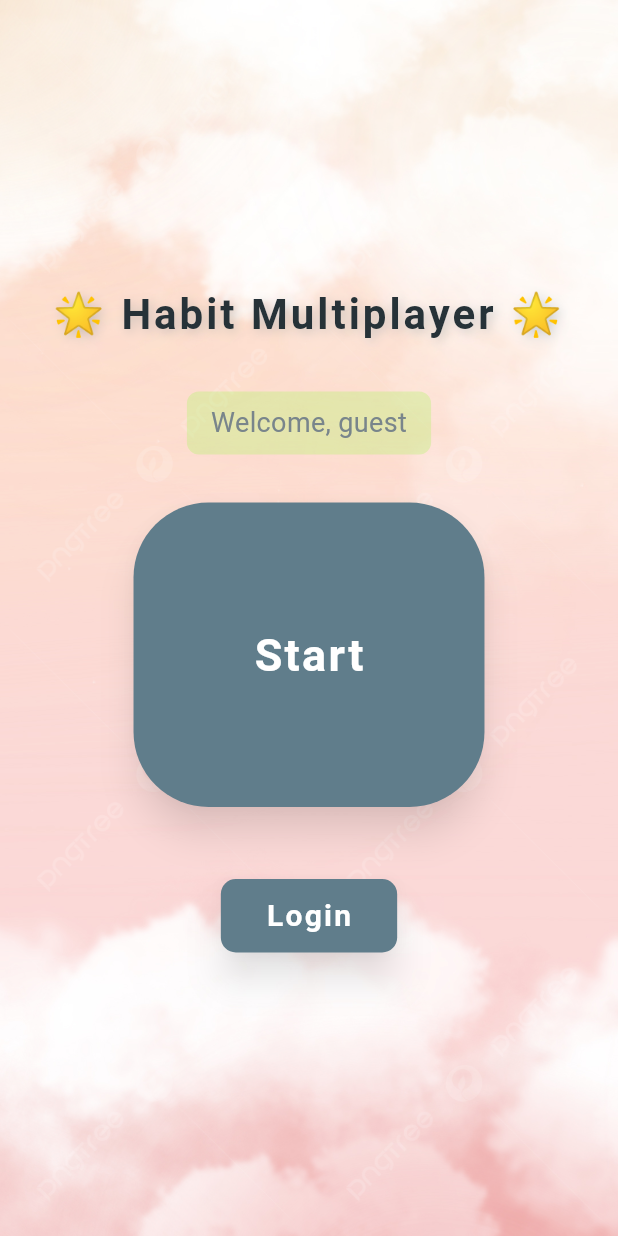
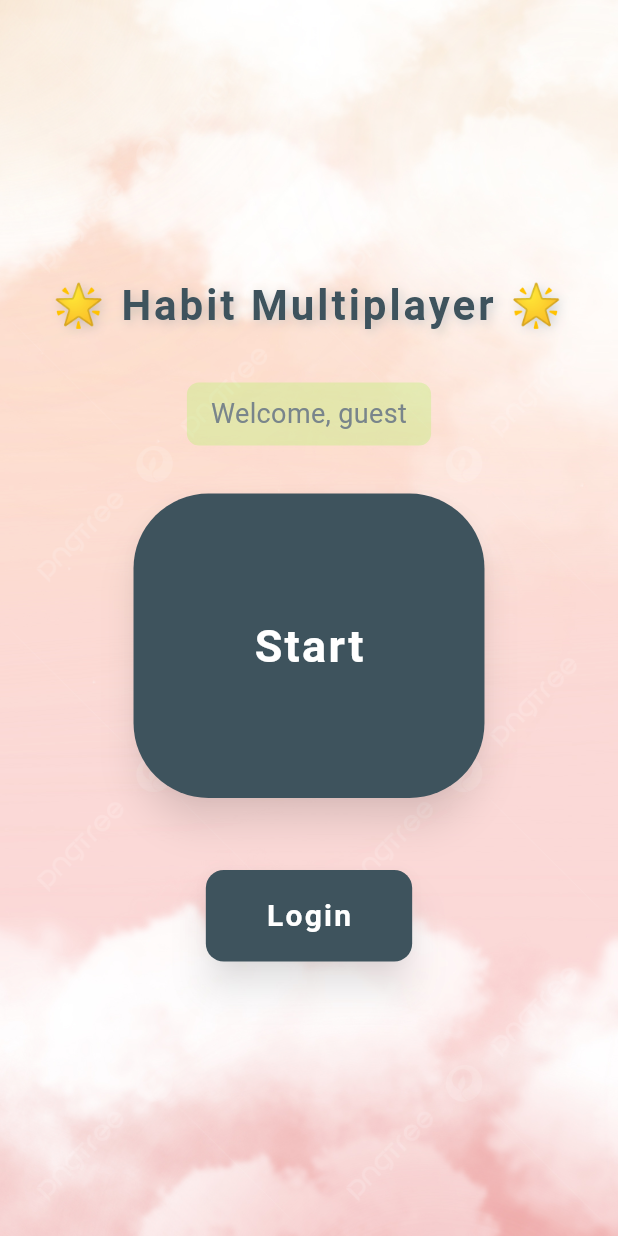
Before and after one commit to C24-S60348/habitmultiplayer, a Flutter app: the screen it shows after launch, on a phone screen of 412 x 824 dp. Run offline on Flutter 3.47's test engine with Material 3 defaults, Android fonts, the phone set to English and light mode, and no system bars; our stand-ins replace flutter_html, shared_preferences, web, webview_flutter; missing offline and left inert: dart:html, dart:ui_web, flutter_html_iframe; Roboto replaces fonts that are missing (Poppins).

Commit message:
Custom button, theme primary color

```diff
--- a/lib/main.dart
+++ b/lib/main.dart
@@ -11,6 +11,52 @@ import 'dart:convert';
 //------------ Conditional imports
 import 'platform_mobile.dart' if (dart.library.html) 'platform_web.dart';
 
+// Custom Button Widget
+class CustomButton extends StatelessWidget {
+  final String text;
+  final VoidCallback onPressed;
+  final double? width;
+  final double? height;
+  final double fontSize;
+  final EdgeInsetsGeometry? padding;
+
+  const CustomButton({
+    Key? key,
+    required this.text,
+    required this.onPressed,
+    this.width,
+    this.height,
+    this.fontSize = 20,
+    this.padding,
+  }) : super(key: key);
+
+  @override
+  Widget build(BuildContext context) {
+    return ElevatedButton(
+      onPressed: onPressed,
+      style: ElevatedButton.styleFrom(
+        shape: RoundedRectangleBorder(
+          borderRadius: BorderRadius.circular(12),
+        ),
+        padding: padding ?? EdgeInsets.symmetric(horizontal: 40, vertical: 16),
+        backgroundColor: Theme.of(context).primaryColor,
+        shadowColor: Colors.black.withOpacity(0.5),
+        elevation: 10,
+      ),
+      child: Text(
+        text,
+        style: TextStyle(
+          fontSize: fontSize,
+          color: Colors.white,
+          fontWeight: FontWeight.bold,
+          fontFamily: 'Poppins',
+          letterSpacing: 1.5,
+        ),
+      ),
+    );
+  }
+}
+
 void main() {
   //runAppEntry();
   runApp(MyApp());
@@ -21,7 +67,16 @@ class MyApp extends StatelessWidget {
 
   @override
   Widget build(BuildContext context) {
-    return MaterialApp(debugShowCheckedModeBanner: false, home: SplashScreen());
+    return MaterialApp(
+      debugShowCheckedModeBanner: false,
+      theme: ThemeData(
+        primaryColor: const Color.fromARGB(255, 62, 83, 93),
+        colorScheme: ColorScheme.fromSeed(
+          seedColor: const Color.fromARGB(255, 62, 83, 93),
+        ),
+      ),
+      home: SplashScreen(),
+    );
   }
 }
 
@@ -82,7 +137,7 @@ class _SplashScreenState extends State<SplashScreen> {
                     fontWeight: FontWeight.bold,
                     fontFamily: 'Poppins',
                     letterSpacing: 2,
-                    color: Colors.blueGrey[900],
+                    color: Theme.of(context).primaryColor,
                     shadows: [
                       Shadow(
                         blurRadius: 8,
@@ -115,7 +170,7 @@ class _SplashScreenState extends State<SplashScreen> {
                       borderRadius: BorderRadius.circular(50),
                     ),
                     padding: EdgeInsets.all(80),
-                    backgroundColor: Colors.blueGrey,
+                    backgroundColor: Theme.of(context).primaryColor,
                     shadowColor: Colors.black.withOpacity(0.5),
                     elevation: 10,
                   ),
@@ -141,7 +196,8 @@ class _SplashScreenState extends State<SplashScreen> {
                 if (loggedInUser == 'guest')
                   Padding(
                     padding: const EdgeInsets.only(top: 16.0),
-                  child: ElevatedButton(
+                    child: CustomButton(
+                      text: 'Login',
                       onPressed: () {
                         Navigator.of(context).push(
                           MaterialPageRoute(
@@ -149,31 +205,13 @@ class _SplashScreenState extends State<SplashScreen> {
                           ),
                         );
                       },
-                    style: ElevatedButton.styleFrom(
-                      shape: RoundedRectangleBorder(
-                        borderRadius: BorderRadius.circular(10),
-                      ),
-                      padding: EdgeInsets.symmetric(horizontal: 30, vertical: 10),
-                      backgroundColor: Colors.blueGrey,
-                      shadowColor: Colors.black.withOpacity(0.5),
-                      elevation: 10,
-                    ),
-                    child: Text(
-                      'Login',
-                      style: TextStyle(
-                        fontSize: 20,
-                        color: Colors.white,
-                        fontWeight: FontWeight.bold,
-                        fontFamily: 'Poppins',
-                        letterSpacing: 1.5,
-                      ),
-                    ),
                     ),
                   ),
                 if (loggedInUser != 'guest')
                   Padding(
                     padding: const EdgeInsets.only(top: 16.0),
-                    child: ElevatedButton(
+                    child: CustomButton(
+                      text: 'Logout',
                       onPressed: () async {
                         final prefs = await SharedPreferences.getInstance();
                         await prefs.remove('loggedInUsername'); // Clear the logged-in user
@@ -182,25 +220,6 @@ class _SplashScreenState extends State<SplashScreen> {
                           (route) => false,
                         );
                       },
-                      style: ElevatedButton.styleFrom(
-                        shape: RoundedRectangleBorder(
-                          borderRadius: BorderRadius.circular(10),
-                        ),
-                        padding: EdgeInsets.symmetric(horizontal: 30, vertical: 10),
-                        backgroundColor: Colors.blueGrey,
-                        shadowColor: Colors.black.withOpacity(0.5),
-                        elevation: 10,
-                      ),
-                      child: Text(
-                        'Logout',
-                        style: TextStyle(
-                          fontSize: 20,
-                          color: Colors.white,
-                          fontWeight: FontWeight.bold,
-                          fontFamily: 'Poppins',
-                          letterSpacing: 1.5,
-                        ),
-                      ),
                     ),
                   ),
               ],
@@ -334,26 +353,9 @@ class _LoginPageState extends State<LoginPage> {
                       onSubmitted: (_) => _fetchData(),
                     ),
                     SizedBox(height: 20),
-                    ElevatedButton(
+                    CustomButton(
+                      text: 'Login',
                       onPressed: _fetchData,
-                      style: ElevatedButton.styleFrom(
-                        backgroundColor: Colors.blueGrey,
-                        padding: EdgeInsets.symmetric(horizontal: 40, vertical: 16),
-                        shape: RoundedRectangleBorder(
-                          borderRadius: BorderRadius.circular(12),
-                        ),
-                        elevation: 4,
-                      ),
-                      child: Text(
-                        'Login',
-                        style: TextStyle(
-                          fontSize: 20,
-                          color: Colors.white,
-                          fontWeight: FontWeight.bold,
-                          fontFamily: 'Poppins',
-                          letterSpacing: 1.5,
-                        ),
-                      ),
                     ),
                     SizedBox(height: 20),
                     Text(_response),
@@ -509,17 +511,17 @@ class _SignupPageState extends State<SignupPage> {
                       onPressed: _signup,
                       style: ElevatedButton.styleFrom(
                         shape: RoundedRectangleBorder(
-                          borderRadius: BorderRadius.circular(10),
-                        ),
-                        padding: EdgeInsets.symmetric(horizontal: 30, vertical: 10),
-                        backgroundColor: Colors.blueGrey,
+                          borderRadius: BorderRadius.circular(12),
+                        ),
+                        padding: EdgeInsets.symmetric(horizontal: 40, vertical: 16),
+                        backgroundColor: Theme.of(context).primaryColor,
                         shadowColor: Colors.black.withOpacity(0.5),
                         elevation: 10,
                       ),
                       child: Text(
                         'Sign Up',
                         style: TextStyle(
-                          fontSize: 22,
+                          fontSize: 20,
                           color: Colors.white,
                           fontWeight: FontWeight.bold,
                           fontFamily: 'Poppins',
```
Lines whose indentation alone changed are shown as unchanged.
